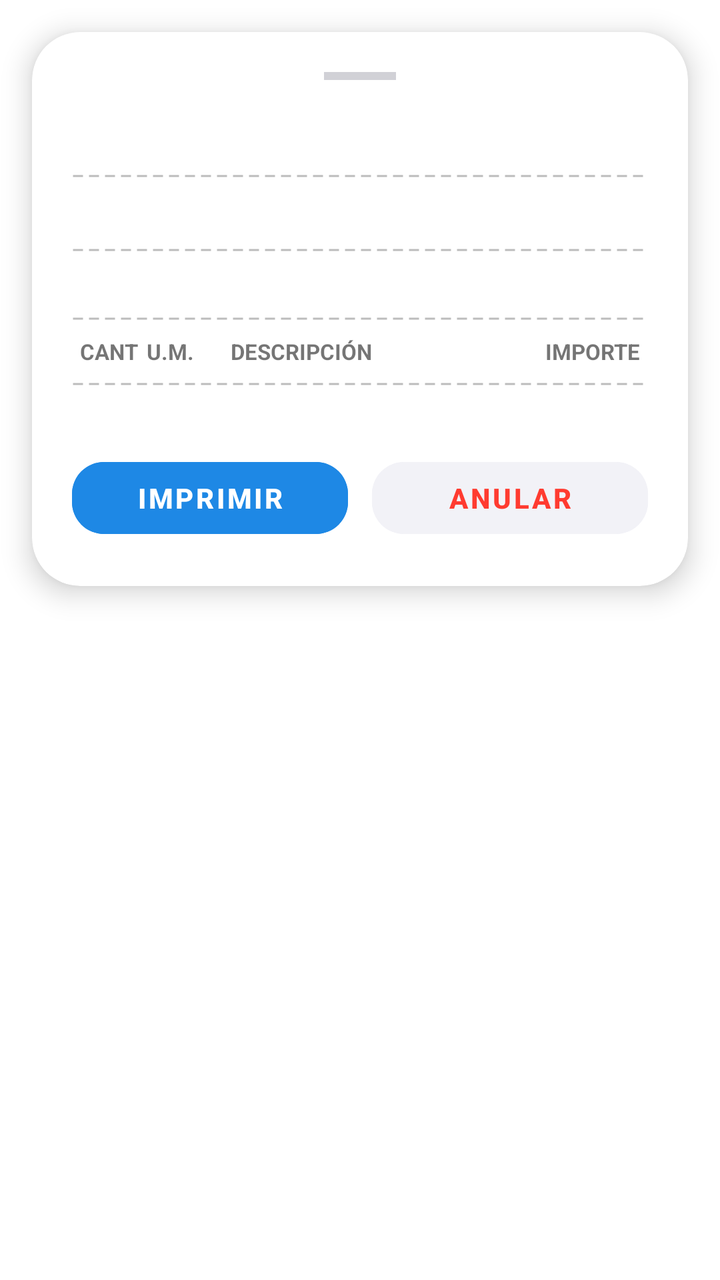
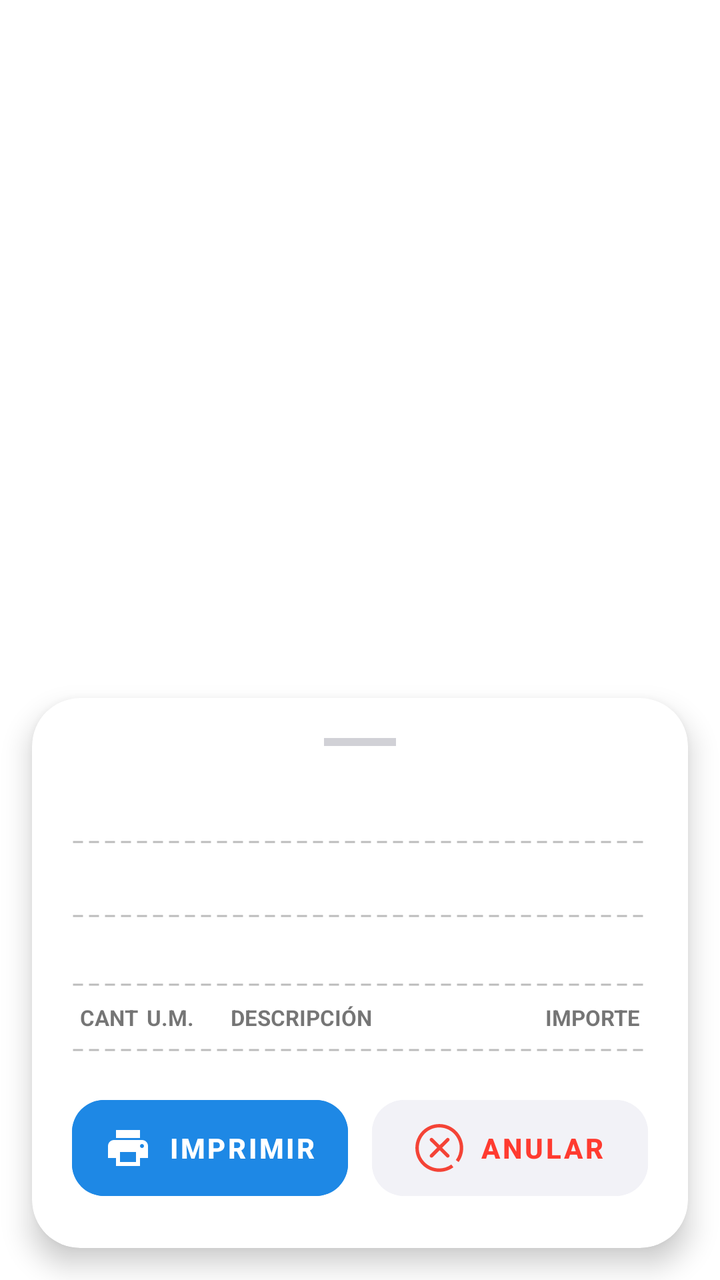

An Android layout rendered at two revisions. The XML below is the earlier revision; the diff shows what the commit changed to produce the second picture.
<!-- AndroidManifest.xml: application theme Theme.VERIFY -->
<!-- res/layout/layout_ticket_sheet.xml -->
<?xml version="1.0" encoding="utf-8"?>
<FrameLayout xmlns:android="http://schemas.android.com/apk/res/android"
    xmlns:app="http://schemas.android.com/apk/res-auto"
    android:layout_width="match_parent"
    android:layout_height="wrap_content"
    android:padding="16dp"
    android:clipToPadding="false"
    android:background="@android:color/transparent">

    <com.google.android.material.card.MaterialCardView
        android:layout_width="match_parent"
        android:layout_height="wrap_content"
        app:cardBackgroundColor="@color/white_pure"
        app:cardCornerRadius="24dp"
        app:cardElevation="8dp"
        app:strokeWidth="0dp">

        <LinearLayout
            android:layout_width="match_parent"
            android:layout_height="wrap_content"
            android:orientation="vertical"
            android:padding="20dp">

            <View
                android:layout_width="36dp"
                android:layout_height="4dp"
                android:layout_gravity="center_horizontal"
                android:layout_marginBottom="20dp"
                android:background="#D1D1D6" />

            <androidx.core.widget.NestedScrollView
                android:id="@+id/scrollTicket"
                android:layout_width="match_parent"
                android:layout_height="wrap_content"
                android:fillViewport="true">

                <FrameLayout
                    android:layout_width="match_parent"
                    android:layout_height="wrap_content">

                    <LinearLayout
                        android:layout_width="match_parent"
                        android:layout_height="wrap_content"
                        android:orientation="vertical">

                        <TextView
                            android:id="@+id/tvTicketId"
                            android:layout_width="match_parent"
                            android:layout_height="wrap_content"
                            android:gravity="center"
                            android:textColor="@color/grey_text_dark"
                            android:textStyle="bold" />

                        <View
                            android:layout_width="match_parent"
                            android:layout_height="2dp"
                            android:layout_marginTop="8dp"
                            android:layout_marginBottom="8dp"
                            android:background="@drawable/line_dashed"
                            android:layerType="software" />

                        <TextView
                            android:id="@+id/tvTicketComprobanteNro"
                            android:layout_width="match_parent"
                            android:layout_height="wrap_content"
                            android:gravity="center"
                            android:textColor="@color/grey_text_dark"
                            android:textStyle="bold" />

                        <View
                            android:layout_width="match_parent"
                            android:layout_height="2dp"
                            android:layout_marginTop="8dp"
                            android:layout_marginBottom="8dp"
                            android:background="@drawable/line_dashed"
                            android:layerType="software" />

                        <TextView
                            android:id="@+id/tvTicketFecha"
                            android:layout_width="match_parent"
                            android:layout_height="wrap_content"
                            android:gravity="center"
                            android:textColor="@color/grey_text_secondary"
                            android:textSize="12sp" />

                        <View
                            android:layout_width="match_parent"
                            android:layout_height="2dp"
                            android:layout_marginTop="8dp"
                            android:layout_marginBottom="8dp"
                            android:background="@drawable/line_dashed"
                            android:layerType="software" />

                        <LinearLayout
                            android:layout_width="match_parent"
                            android:layout_height="wrap_content"
                            android:orientation="horizontal"
                            android:paddingHorizontal="4dp">

                            <TextView
                                android:layout_width="0dp"
                                android:layout_height="wrap_content"
                                android:layout_weight="1.2"
                                android:text="CANT"
                                android:textSize="11sp"
                                android:textStyle="bold" />

                            <TextView
                                android:layout_width="0dp"
                                android:layout_height="wrap_content"
                                android:layout_weight="1.5"
                                android:text="U.M."
                                android:textSize="11sp"
                                android:textStyle="bold" />

                            <TextView
                                android:layout_width="0dp"
                                android:layout_height="wrap_content"
                                android:layout_weight="4.8"
                                android:text="DESCRIPCIÓN"
                                android:textSize="11sp"
                                android:textStyle="bold" />

                            <TextView
                                android:layout_width="0dp"
                                android:layout_height="wrap_content"
                                android:layout_weight="2.5"
                                android:gravity="end"
                                android:text="IMPORTE"
                                android:textSize="11sp"
                                android:textStyle="bold" />
                        </LinearLayout>

                        <View
                            android:layout_width="match_parent"
                            android:layout_height="2dp"
                            android:layout_marginTop="8dp"
                            android:layout_marginBottom="8dp"
                            android:background="@drawable/line_dashed"
                            android:layerType="software" />

                        <LinearLayout
                            android:id="@+id/layoutProductItems"
                            android:layout_width="match_parent"
                            android:layout_height="wrap_content"
                            android:orientation="vertical" />

                        <ImageView
                            android:id="@+id/ivTicketQR"
                            android:layout_width="140dp"
                            android:layout_height="140dp"
                            android:layout_gravity="center"
                            android:layout_marginTop="10dp"
                            android:visibility="gone" />

                    </LinearLayout>

                    <ImageView
                        android:id="@+id/ivSelloAnulado"
                        android:layout_width="match_parent"
                        android:layout_height="match_parent"
                        android:layout_gravity="center"
                        android:alpha="0.4"
                        android:rotation="-45"
                        android:src="@drawable/ic_sello_anulado"
                        android:visibility="gone" />
                </FrameLayout>
            </androidx.core.widget.NestedScrollView>

            <LinearLayout
                android:layout_width="match_parent"
                android:layout_height="wrap_content"
                android:layout_marginTop="24dp"
                android:orientation="horizontal"
                android:baselineAligned="false"
                android:gravity="fill">

                <com.google.android.material.button.MaterialButton
                    android:id="@+id/btnImprimirDuplicado"
                    style="@style/Widget.MaterialComponents.Button.UnelevatedButton"
                    android:layout_width="0dp"
                    android:layout_height="match_parent"
                    android:layout_weight="1"
                    android:layout_marginEnd="6dp"
                    android:text="IMPRIMIR"
                    android:textAllCaps="false"
                    android:textSize="14sp"
                    android:textStyle="bold"
                    app:cornerRadius="16dp"
                    android:backgroundTint="@color/blue_corporative_primary" />

                <com.google.android.material.button.MaterialButton
                    android:id="@+id/btnAnularVenta"
                    style="@style/Widget.MaterialComponents.Button.UnelevatedButton"
                    android:layout_width="0dp"
                    android:layout_height="match_parent"
                    android:layout_weight="1"
                    android:layout_marginStart="6dp"
                    android:text="ANULAR"
                    android:textAllCaps="false"
                    android:textSize="14sp"
                    android:textStyle="bold"
                    app:cornerRadius="16dp"
                    android:backgroundTint="#F2F2F7"
                    android:textColor="#FF3B30" />
            </LinearLayout>
        </LinearLayout>
    </com.google.android.material.card.MaterialCardView>
</FrameLayout>
<!-- resources referenced by this layout -->
<resources>
  <color name="blue_corporative_primary">#1E88E5</color>
  <color name="grey_text_dark">#212121</color>
  <color name="grey_text_secondary">#757575</color>
  <color name="white_pure">#FFFFFF</color>
  <!-- drawable ic_sello_anulado: vector/xml drawable (drawable, 9266 chars, omitted) -->
  <!-- drawable line_dashed (drawable) -->
  <?xml version="1.0" encoding="utf-8"?>
  <shape xmlns:android="http://schemas.android.com/apk/res/android"
      android:shape="line">
      <stroke
          android:width="1dp"
          android:color="#BCBCBC"
          android:dashWidth="5dp"
          android:dashGap="3dp" />
  </shape>
  <style name="Theme.VERIFY" parent="Base.Theme.VERIFY" />
  <style name="Base.Theme.VERIFY" parent="Theme.MaterialComponents.Light.NoActionBar">
          <item name="colorPrimary">@color/blue_corporative_primary</item>
          <item name="colorPrimaryDark">@color/blue_corporative_primary</item>
          <item name="colorAccent">@color/blue_corporative_primary</item>
  
          <item name="android:statusBarColor">@color/blue_corporative_primary</item>
          <item name="android:windowLightStatusBar">false</item>
          <item name="android:windowDrawsSystemBarBackgrounds">true</item>
          <item name="android:windowTranslucentStatus">false</item>
  
          <item name="android:textColorPrimary">@color/grey_text_dark</item>
  
          <item name="bottomSheetDialogTheme">@style/CustomBottomSheetDialog</item>
      </style>
  <style name="CustomBottomSheetDialog" parent="Theme.Design.Light.BottomSheetDialog">
          <item name="android:windowIsFloating">false</item>
          <item name="bottomSheetStyle">@style/CustomBottomSheetStyle</item>
      </style>
  <style name="CustomBottomSheetStyle" parent="Widget.Design.BottomSheet.Modal">
          <item name="android:background">@drawable/bg_bottom_sheet</item>
          <item name="backgroundTint">@android:color/transparent</item>
      </style>
  <!-- drawable bg_bottom_sheet (drawable) -->
  <shape xmlns:android="http://schemas.android.com/apk/res/android">
      <solid android:color="@color/white_pure" />
      <corners android:topLeftRadius="20dp" android:topRightRadius="20dp" />
  </shape>
</resources>

<!-- the commit's change to res/layout/layout_ticket_sheet.xml (unified diff, before → after) -->
@@ -2,14 +2,15 @@
 <FrameLayout xmlns:android="http://schemas.android.com/apk/res/android"
     xmlns:app="http://schemas.android.com/apk/res-auto"
     android:layout_width="match_parent"
-    android:layout_height="wrap_content"
-    android:padding="16dp"
+    android:layout_height="match_parent"
+    android:background="@android:color/transparent"
     android:clipToPadding="false"
-    android:background="@android:color/transparent">
+    android:padding="16dp">
 
     <com.google.android.material.card.MaterialCardView
         android:layout_width="match_parent"
         android:layout_height="wrap_content"
+        android:layout_gravity="bottom"
         app:cardBackgroundColor="@color/white_pure"
         app:cardCornerRadius="24dp"
         app:cardElevation="8dp"
@@ -18,6 +19,7 @@
         <LinearLayout
             android:layout_width="match_parent"
             android:layout_height="wrap_content"
+            android:maxHeight="600dp"
             android:orientation="vertical"
             android:padding="20dp">
 
@@ -31,7 +33,8 @@
             <androidx.core.widget.NestedScrollView
                 android:id="@+id/scrollTicket"
                 android:layout_width="match_parent"
-                android:layout_height="wrap_content"
+                android:layout_height="0dp"
+                android:layout_weight="1"
                 android:fillViewport="true">
 
                 <FrameLayout
@@ -152,7 +155,6 @@
                             android:layout_gravity="center"
                             android:layout_marginTop="10dp"
                             android:visibility="gone" />
-
                     </LinearLayout>
 
                     <ImageView
@@ -169,40 +171,45 @@
 
             <LinearLayout
                 android:layout_width="match_parent"
-                android:layout_height="wrap_content"
-                android:layout_marginTop="24dp"
-                android:orientation="horizontal"
+                android:layout_height="60dp"
+                android:layout_marginTop="10dp"
                 android:baselineAligned="false"
-                android:gravity="fill">
+                android:gravity="center_vertical"
+                android:orientation="horizontal">
 
                 <com.google.android.material.button.MaterialButton
                     android:id="@+id/btnImprimirDuplicado"
                     style="@style/Widget.MaterialComponents.Button.UnelevatedButton"
                     android:layout_width="0dp"
                     android:layout_height="match_parent"
+                    android:layout_marginEnd="6dp"
                     android:layout_weight="1"
-                    android:layout_marginEnd="6dp"
+                    android:backgroundTint="@color/blue_corporative_primary"
                     android:text="IMPRIMIR"
                     android:textAllCaps="false"
+                    app:icon="@drawable/ic_print"
+                    app:iconGravity="textStart"
                     android:textSize="14sp"
                     android:textStyle="bold"
-                    app:cornerRadius="16dp"
-                    android:backgroundTint="@color/blue_corporative_primary" />
+                    app:cornerRadius="16dp" />
 
                 <com.google.android.material.button.MaterialButton
                     android:id="@+id/btnAnularVenta"
                     style="@style/Widget.MaterialComponents.Button.UnelevatedButton"
                     android:layout_width="0dp"
                     android:layout_height="match_parent"
+                    android:layout_marginStart="6dp"
                     android:layout_weight="1"
-                    android:layout_marginStart="6dp"
+                    android:backgroundTint="#F2F2F7"
                     android:text="ANULAR"
                     android:textAllCaps="false"
+                    app:icon="@drawable/ic_cancel"
+                    app:iconGravity="textStart"
+                    app:iconTint="@color/semantic_error_red"
+                    android:textColor="#FF3B30"
                     android:textSize="14sp"
                     android:textStyle="bold"
-                    app:cornerRadius="16dp"
-                    android:backgroundTint="#F2F2F7"
-                    android:textColor="#FF3B30" />
+                    app:cornerRadius="16dp" />
             </LinearLayout>
         </LinearLayout>
     </com.google.android.material.card.MaterialCardView>
<!-- resource entries referenced after the edit -->
@@ -3,7 +3,30 @@
   <color name="blue_corporative_primary">#1E88E5</color>
   <color name="grey_text_dark">#212121</color>
   <color name="grey_text_secondary">#757575</color>
+  <color name="semantic_error_red">#F44336</color>
   <color name="white_pure">#FFFFFF</color>
+  <!-- drawable ic_cancel (drawable) -->
+  <vector xmlns:android="http://schemas.android.com/apk/res/android"
+      android:width="24dp"
+      android:height="24dp"
+      android:viewportWidth="260"
+      android:viewportHeight="260">
+    <path
+        android:fillColor="#FF000000"
+        android:pathData="M182.42,91.62L94.46,179.27C90.66,183.05 84.51,183.04 80.73,179.24C76.95,175.45 76.96,169.29 80.76,165.51L168.72,77.87C172.52,74.09 178.67,74.1 182.45,77.9C186.23,81.69 186.22,87.84 182.42,91.62Z"/>
+    <path
+        android:fillColor="#FF000000"
+        android:pathData="M80.76,91.62L168.72,179.27C172.52,183.05 178.67,183.04 182.45,179.24C186.23,175.45 186.22,169.29 182.42,165.51L94.46,77.87C90.66,74.09 84.51,74.1 80.73,77.9C76.95,81.69 76.96,87.84 80.76,91.62Z"/>
+    <path
+        android:fillColor="#FF000000"
+        android:pathData="M234.4,206.14L219.35,195.11C233.19,176.14 240.65,153.25 240.65,129.76C240.65,68.56 190.96,18.87 129.76,18.87C68.56,18.87 18.87,68.56 18.87,129.76C18.87,190.96 68.56,240.65 129.76,240.65C153.25,240.65 176.14,233.19 195.11,219.35L206.14,234.39C183.96,250.58 157.22,259.3 129.76,259.3C58.26,259.3 0.22,201.26 0.22,129.76C0.22,58.27 58.26,0.22 129.76,0.22C201.26,0.22 259.3,58.27 259.3,129.76C259.3,157.22 250.58,183.96 234.4,206.14Z"/>
+  </vector>
+  <!-- drawable ic_print (drawable) -->
+  <vector xmlns:android="http://schemas.android.com/apk/res/android" android:height="24dp" android:tint="#000000" android:viewportHeight="24" android:viewportWidth="24" android:width="24dp">
+        
+      <path android:fillColor="@android:color/white" android:pathData="M19,8L5,8c-1.66,0 -3,1.34 -3,3v6h4v4h12v-4h4v-6c0,-1.66 -1.34,-3 -3,-3zM16,19L8,19v-5h8v5zM19,12c-0.55,0 -1,-0.45 -1,-1s0.45,-1 1,-1 1,0.45 1,1 -0.45,1 -1,1zM18,3L6,3v4h12L18,3z"/>
+      
+  </vector>
   <!-- drawable ic_sello_anulado: vector/xml drawable (drawable, 9266 chars, omitted) -->
   <!-- drawable line_dashed (drawable) -->
   <?xml version="1.0" encoding="utf-8"?>
